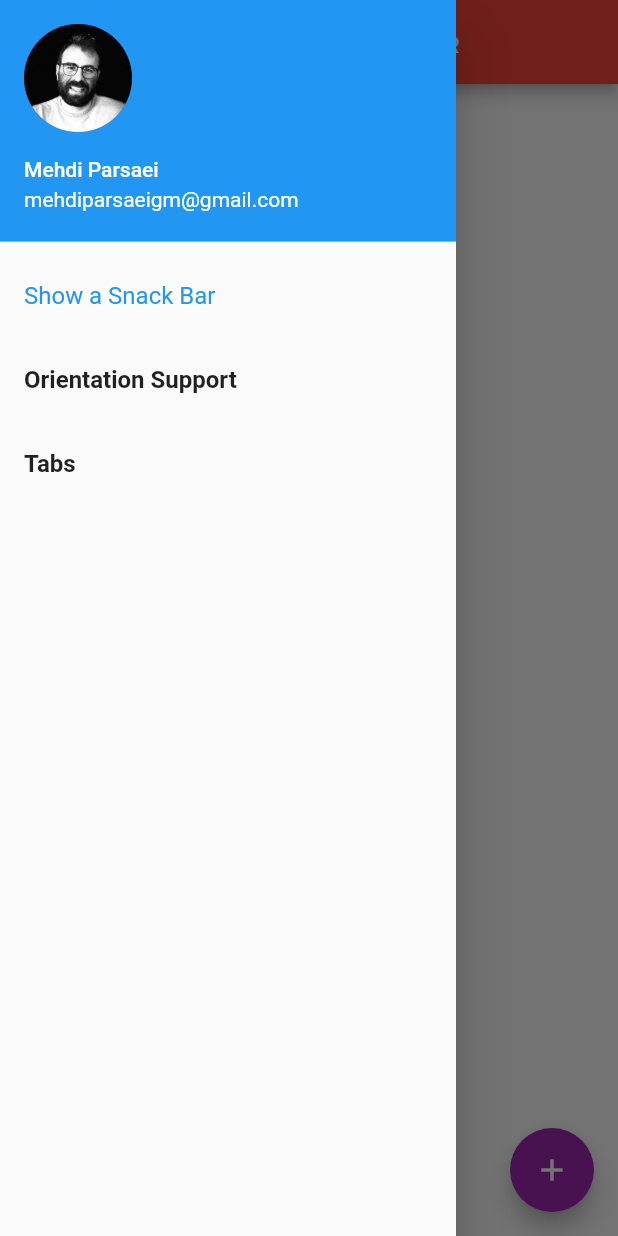
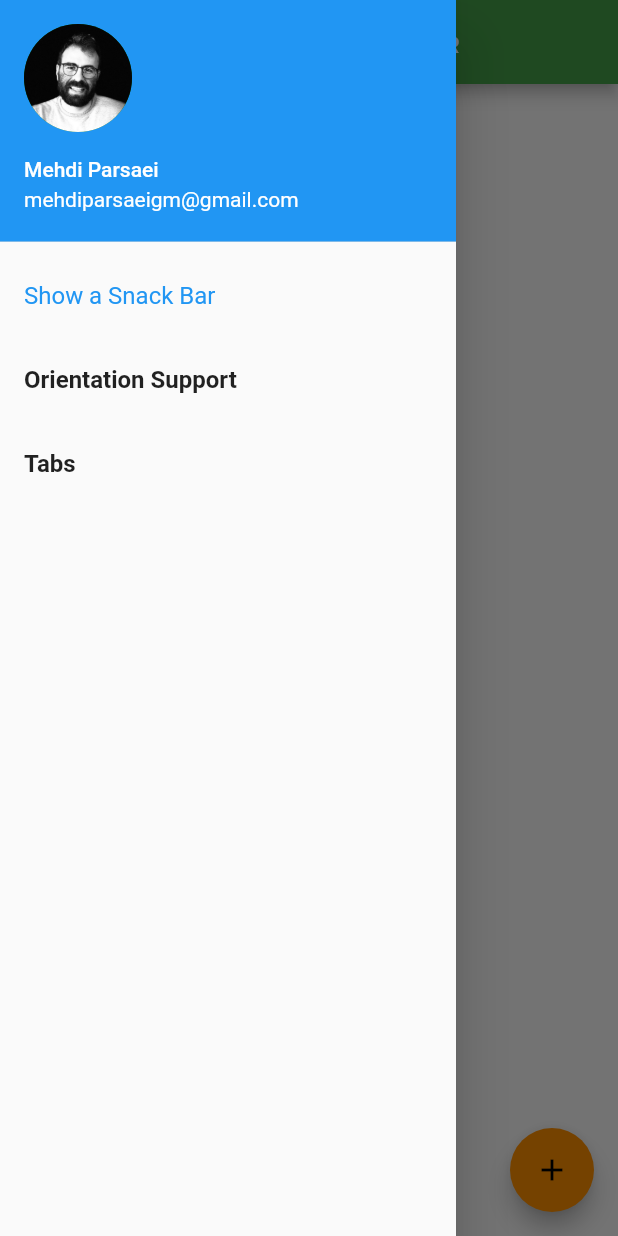
Before and after one commit to ItSNeverLate/CookBook, a Flutter app: the screen it shows after launch, with the side drawer open, on a phone screen of 412 x 824 dp. Run offline on Flutter 3.47's test engine with Material 2 defaults, Android fonts, the phone set to English and light mode, and no system bars.

Commit message:
Change themes to share colors and font styles

```diff
--- a/lib/main.dart
+++ b/lib/main.dart
@@ -15,8 +15,10 @@ class MyApp extends StatelessWidget {
       title: 'Flutter Cook Book',
       initialRoute: '/',
       theme: ThemeData(
-          primaryColor: Colors.red,
-          accentColor: Colors.purple,
+          primaryColor: const Color(0xff43a047),
+          primaryColorDark: const Color(0xff00701a),
+          primaryColorLight: const Color(0xff76d275),
+          accentColor: const Color(0xffff8f00),
           textTheme: TextTheme(subtitle1: TextStyle(color: Colors.blue))),
       routes: {
         '/': (context) => HomeScreen(),
```
